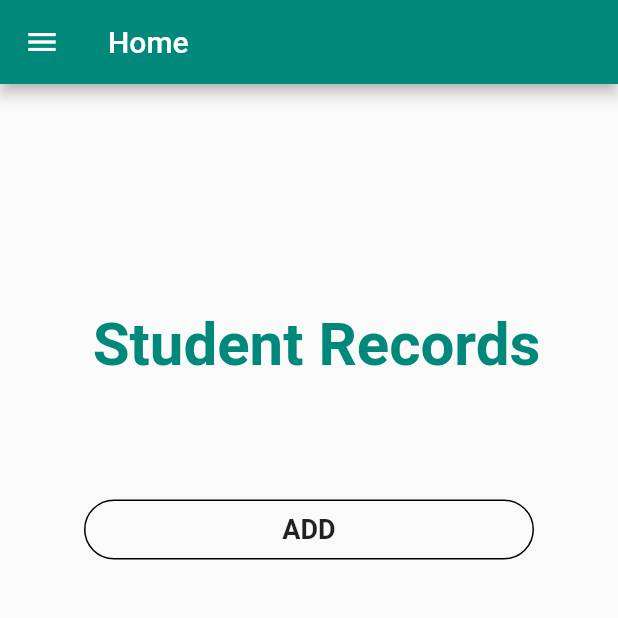
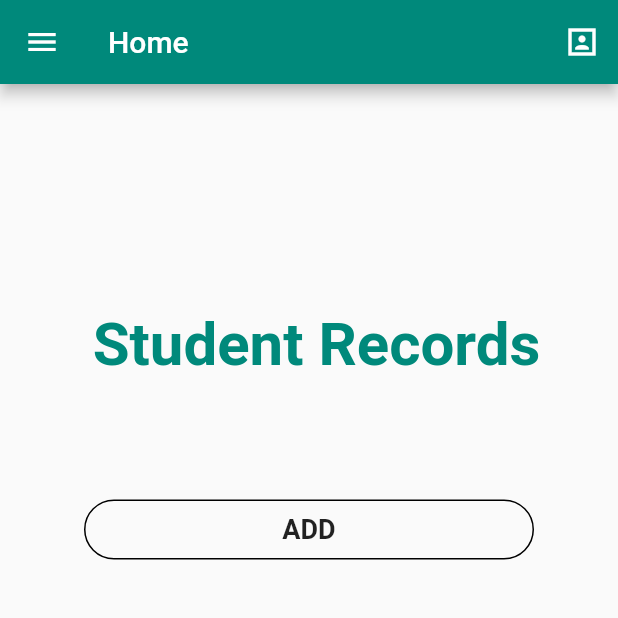
Before and after one commit to ioxvar/BEC-plugin, a Flutter app: the SideBar screen opened directly, on a phone screen of 412 x 824 dp, the top half of it. Run offline on Flutter 3.47's test engine with Material 2 defaults, Android fonts, the phone set to English and light mode, and no system bars; our stand-ins replace cloud_firestore, firebase_auth, firebase_core; accounts and stored records are empty; Roboto replaces fonts that are missing (Montserrat).

Commit message:
new features

```diff
--- a/lib/crud/newpages.dart
+++ b/lib/crud/newpages.dart
@@ -45,5 +45,5 @@ class NewPage extends MaterialPageRoute<void> {
                 ),
               );
           }
-        });
+        },);
 }
--- a/lib/home_page.dart
+++ b/lib/home_page.dart
@@ -23,12 +23,15 @@ class _SideBarState extends State<SideBar> {
       accountEmail: Text(mailController.text),
       currentAccountPicture: CircleAvatar(
         backgroundColor: Colors.white,
-          child: Text('UN',
+        child: Text(
+          'UN',
           style: TextStyle(
               fontSize: 25.0,
               fontWeight: FontWeight.bold,
-                  color: Colors.teal[600])),
-        ));
+              color: Colors.teal[600]),
+        ),
+      ),
+    );
     final drawerItems = ListView(
       children: <Widget>[
         Align(),
@@ -71,6 +74,13 @@ class _SideBarState extends State<SideBar> {
         appBar: AppBar(
           backgroundColor: Colors.teal[600],
           title: const Text('Home'),
+          actions: <Widget>[
+            IconButton(
+                icon: Icon(Icons.portrait_sharp),
+                onPressed: () {
+                  Navigator.of(context).push(NewPage(5));
+                }),
+          ],
         ),
         body: SingleChildScrollView(
           child: ConstrainedBox(
```
Lines whose indentation alone changed are shown as unchanged.
